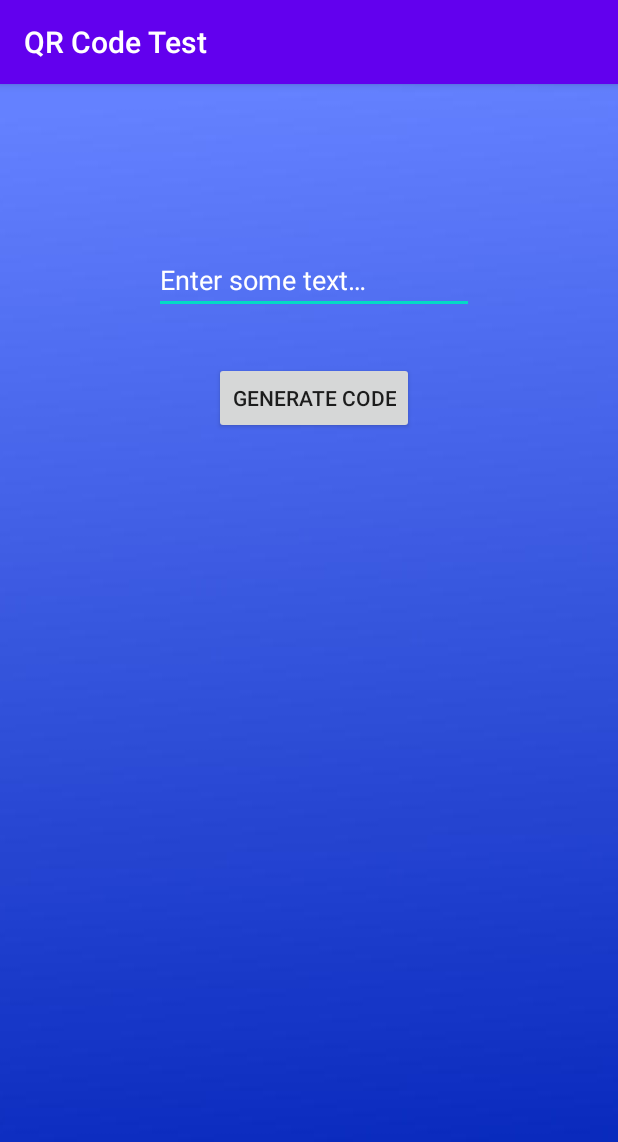
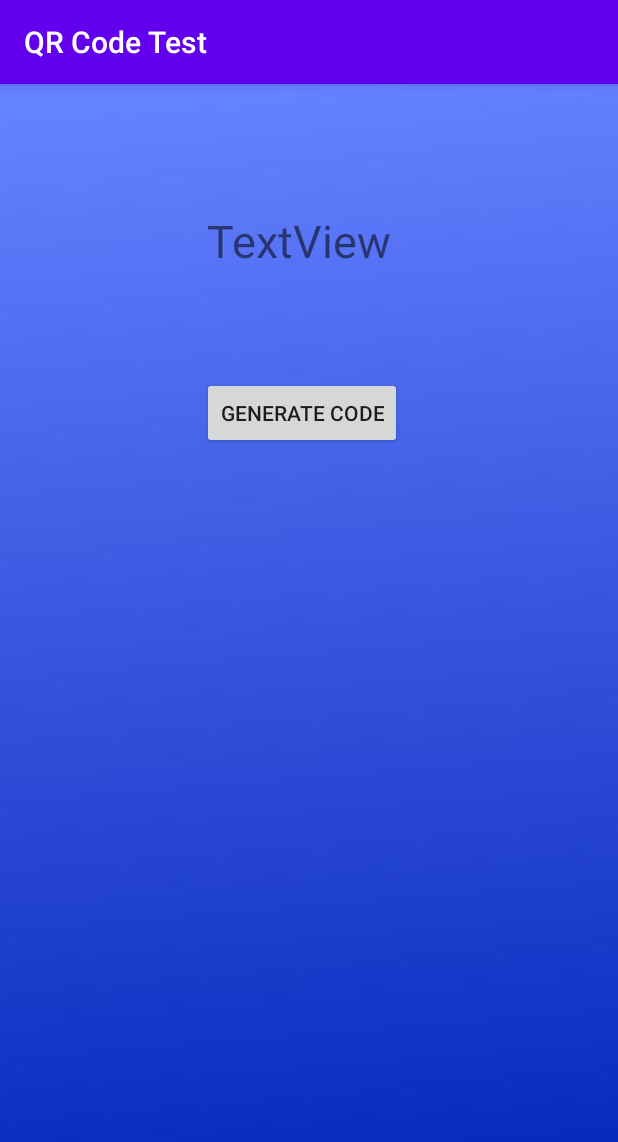
Before and after one commit to TheDigitalScribe/Authendance, an Android app: the GenerateCode screen opened directly, with no data from a screen before it, on a phone screen of 412 x 824 dp. Shown: the top 1142 px of the screen. Run offline under Robolectric (Android 15) with nearby library versions, the phone set to English and light mode, and no system bars.

Commit message:
moved project folder and edited some of the code generation stuff

```diff
--- a/QRCodeTest/app/src/main/java/com/example/qrcodetest/GenerateCode.java
+++ b/QRCodeTest/app/src/main/java/com/example/qrcodetest/GenerateCode.java
@@ -12,6 +12,7 @@ import android.view.inputmethod.EditorInfo;
 import android.widget.Button;
 import android.widget.EditText;
 import android.widget.ImageView;
+import android.widget.TextView;
 
 import com.google.zxing.BarcodeFormat;
 import com.google.zxing.common.BitMatrix;
@@ -19,7 +20,7 @@ import com.google.zxing.qrcode.QRCodeWriter;
 
 public class GenerateCode extends AppCompatActivity {
 
-    private EditText genEditText;
+    private TextView codeField;
     private Button genCodeBtn;
     private ImageView qrCode;
 
@@ -28,7 +29,7 @@ public class GenerateCode extends AppCompatActivity {
         super.onCreate(savedInstanceState);
         setContentView(R.layout.activity_generate_code);
 
-        genEditText = findViewById(R.id.genEditText);
+        codeField = findViewById(R.id.codeField);
         genCodeBtn = findViewById(R.id.genCodeBtn);
         qrCode = findViewById(R.id.qrCode);
 
@@ -38,10 +39,14 @@ public class GenerateCode extends AppCompatActivity {
                 QRCodeWriter qrCodeWriter = new QRCodeWriter();
                 int width = 200;
                 int height = 200;
-                String textGen = genEditText.getText().toString();
 
-                //Makes phone keyboard disappear when button is clicked
-                genEditText.onEditorAction(EditorInfo.IME_ACTION_DONE);
+                private String generateString(int length) {
+                    char[] characters = "ABCDEFGHIJKLMNOPQRSTUVWXYZ0123456789".toCharArray();
+                    StringBuilder stringBuilder = new StringBuilder();
+                }
+
+                /*Makes phone keyboard disappear when button is clicked
+                genEditText.onEditorAction(EditorInfo.IME_ACTION_DONE);*/
 
                 //Creates and displays QR code
                 try {
@@ -59,27 +64,6 @@ public class GenerateCode extends AppCompatActivity {
                 } catch (Exception e) {
                     e.printStackTrace();
                 }
-
-                //Keeps 'generate code' button disabled until user enters text
-                genEditText.addTextChangedListener(new TextWatcher() {
-                    @Override
-                    public void beforeTextChanged(CharSequence s, int start, int count, int after) {
-
-                    }
-
-                    @Override
-                    public void onTextChanged(CharSequence s, int start, int before, int count) {
-                        String fieldContent = genEditText.getText().toString().trim();
-
-                        genCodeBtn.setEnabled(!fieldContent.isEmpty());
-                    }
-
-                    @Override
-                    public void afterTextChanged(Editable s) {
-
-                    }
-                });
-
             }
         });
     }
--- a/QRCodeTest/app/src/main/res/layout/activity_generate_code.xml
+++ b/QRCodeTest/app/src/main/res/layout/activity_generate_code.xml
@@ -7,31 +7,15 @@
     android:background="@drawable/background"
     tools:context=".GenerateCode">
 
-    <EditText
-        android:id="@+id/genEditText"
-        android:layout_width="wrap_content"
-        android:layout_height="wrap_content"
-        android:layout_marginTop="108dp"
-        android:layout_marginEnd="96dp"
-        android:ems="10"
-        android:hint="@string/enter_text"
-        android:inputType="text"
-        android:textColor="#FFFFFF"
-        android:textColorHighlight="#FFFFFF"
-        android:textColorHint="#FFFFFF"
-        app:layout_constraintEnd_toEndOf="parent"
-        app:layout_constraintTop_toTopOf="parent"
-        android:autofillHints="" />
-
     <Button
         android:id="@+id/genCodeBtn"
         android:layout_width="wrap_content"
         android:layout_height="wrap_content"
-        android:layout_marginTop="32dp"
-        android:layout_marginEnd="136dp"
+        android:layout_marginTop="48dp"
+        android:layout_marginEnd="144dp"
         android:text="@string/generate_code"
         app:layout_constraintEnd_toEndOf="parent"
-        app:layout_constraintTop_toBottomOf="@+id/genEditText" />
+        app:layout_constraintTop_toBottomOf="@+id/codeField" />
 
     <ImageView
         android:id="@+id/qrCode"
@@ -44,4 +28,15 @@
         app:layout_constraintTop_toBottomOf="@+id/genCodeBtn"
         tools:srcCompat="@tools:sample/avatars" />
 
+    <TextView
+        android:id="@+id/codeField"
+        android:layout_width="130dp"
+        android:layout_height="63dp"
+        android:layout_marginTop="84dp"
+        android:layout_marginEnd="144dp"
+        android:text="TextView"
+        android:textSize="30sp"
+        app:layout_constraintEnd_toEndOf="parent"
+        app:layout_constraintTop_toTopOf="parent" />
+
 </androidx.constraintlayout.widget.ConstraintLayout>
```
